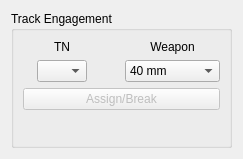
Before: the Qt Designer form src/view/panel/wap/frame_track_engage.ui in MiftahSalam/FA-FCS-2020-HMI, drawn with Qt 5.
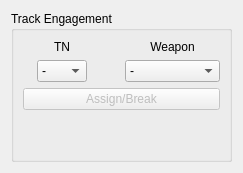
After: the same form once the commit is applied.

Commit message: enhance - first ui setup

Diff of the .ui file:
```diff
--- a/src/view/panel/wap/frame_track_engage.ui
+++ b/src/view/panel/wap/frame_track_engage.ui
@@ -7,7 +7,7 @@
     <x>0</x>
     <y>0</y>
     <width>243</width>
-    <height>159</height>
+    <height>173</height>
    </rect>
   </property>
   <property name="sizePolicy">
@@ -67,6 +67,11 @@
                   <height>16777215</height>
                  </size>
                 </property>
+                <item>
+                 <property name="text">
+                  <string>-</string>
+                 </property>
+                </item>
                </widget>
               </item>
              </layout>
@@ -109,6 +114,11 @@
                 <height>0</height>
                </size>
               </property>
+              <item>
+               <property name="text">
+                <string>-</string>
+               </property>
+              </item>
               <item>
                <property name="text">
                 <string>40 mm</string>
```
The commit also changes 2 other files.
